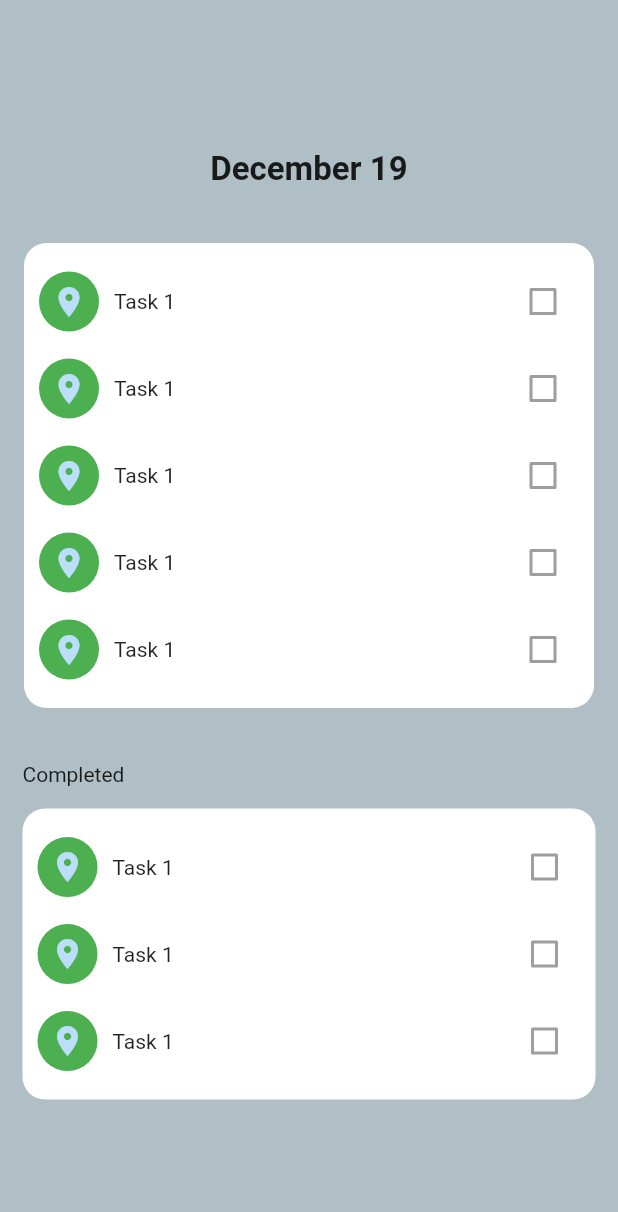
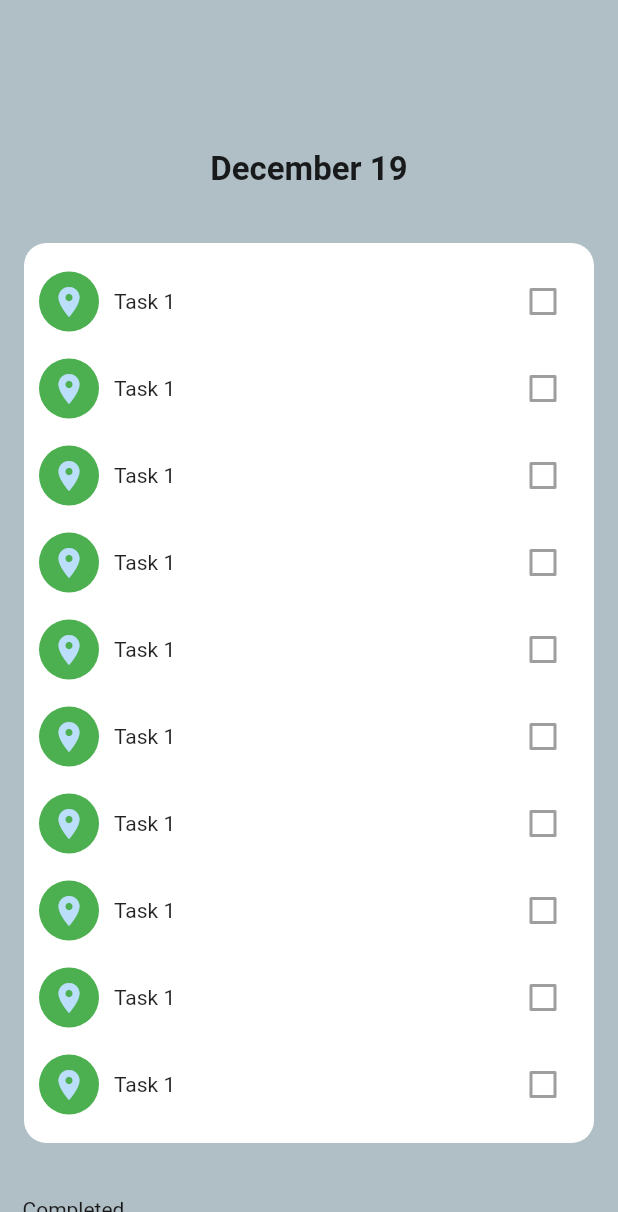
Before and after one commit to shameelsadaka/devfest22_task_manager, a Flutter app: the screen it shows after launch, on a phone screen of 412 x 824 dp, the part 24-1236 px from its top. Run offline on Flutter 3.47's test engine with Material 2 defaults, Android fonts, the light colour scheme and no system bars.

Commit message:
ui ready

```diff
--- a/lib/main.dart
+++ b/lib/main.dart
@@ -35,6 +35,7 @@ class HomePage extends StatelessWidget{
     return Scaffold(
       backgroundColor: Colors.blueGrey.shade200,
       body: SizedBox.expand(
+        child: SingleChildScrollView(
           child: Column(
             crossAxisAlignment: CrossAxisAlignment.center,
             children: [
@@ -62,6 +63,11 @@ class HomePage extends StatelessWidget{
                   child: Column(
                     crossAxisAlignment: CrossAxisAlignment.start,
                     children: [
+                      TaskItem(),
+                      TaskItem(),
+                      TaskItem(),
+                      TaskItem(),
+                      TaskItem(),
                       TaskItem(),
                       TaskItem(),
                       TaskItem(),
@@ -97,8 +103,26 @@ class HomePage extends StatelessWidget{
                     ],
                   ),
                 ),
+              ),
+
+              SizedBox(height: 30),
+              Padding(
+                padding: const EdgeInsets.only(left: 15.0, right: 15),
+                child: SizedBox(
+                  width: double.infinity,
+                  height: 40,
+                  child: TextButton(
+                    onPressed: (){},
+                    child: Text("Add Task"),
+                    style: TextButton.styleFrom(
+                      backgroundColor: Colors.blue.shade700,
+                      foregroundColor: Colors.white
+                    ),
+                  ),
+                ),
               )
             ],
+          ),
         ),
       )
     );
```
Lines whose indentation alone changed are shown as unchanged.
